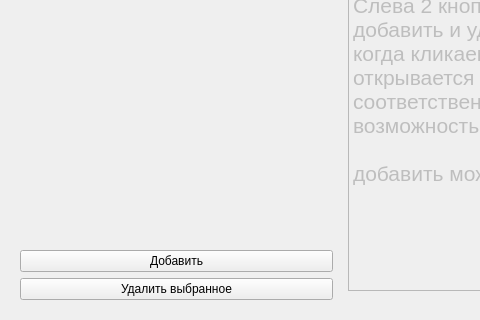
This is ui/admin/AdminEventsWidget.ui in xamlo721/SecurityHelper as Qt 5 draws it before an edit; both pictures show x 0 to 480 and y 286 to 606 of the 1072 by 606 pixel window. The edited form follows.
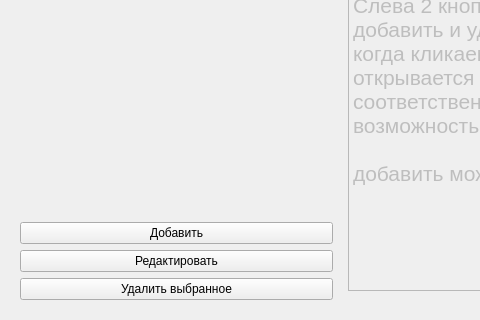
This is the edited form. Custom widgets are drawn as their Qt base class.

Patch:
```diff
--- a/ui/admin/AdminEventsWidget.ui
+++ b/ui/admin/AdminEventsWidget.ui
@@ -43,6 +43,13 @@
           </property>
          </widget>
         </item>
+        <item>
+         <widget class="QPushButton" name="pushButton_editEvent">
+          <property name="text">
+           <string>Редактировать</string>
+          </property>
+         </widget>
+        </item>
         <item>
          <widget class="QPushButton" name="pushButton_deleteSelectedEvents">
           <property name="text">
```
Left out of the diff: 6 changed lines with no effect on the pictures.
